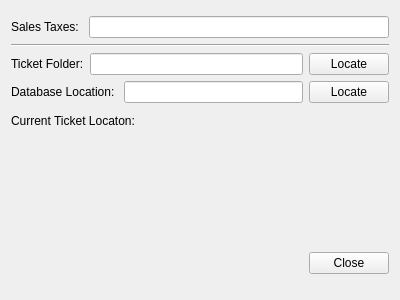
This is settings.ui in dtuivs/SmartTAgz as Qt 5 draws it before an edit. The edited form follows.
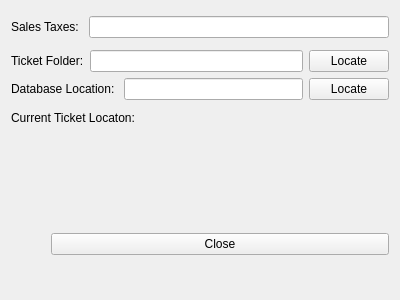
This is the edited form.

What changed in the file:
```diff
--- a/settings.ui
+++ b/settings.ui
@@ -39,7 +39,7 @@
      <item>
       <widget class="Line" name="line">
        <property name="orientation">
-        <enum>Qt::Orientation::Horizontal</enum>
+        <enum>Qt::Vertical</enum>
        </property>
       </widget>
      </item>
@@ -120,9 +120,6 @@
      </item>
      <item>
       <spacer name="verticalSpacer">
-       <property name="orientation">
-        <enum>Qt::Orientation::Vertical</enum>
-       </property>
        <property name="sizeHint" stdset="0">
         <size>
          <width>20</width>
@@ -144,9 +141,6 @@
        </property>
        <item>
         <spacer name="horizontalSpacer">
-         <property name="orientation">
-          <enum>Qt::Orientation::Horizontal</enum>
-         </property>
          <property name="sizeHint" stdset="0">
           <size>
            <width>40</width>
```
